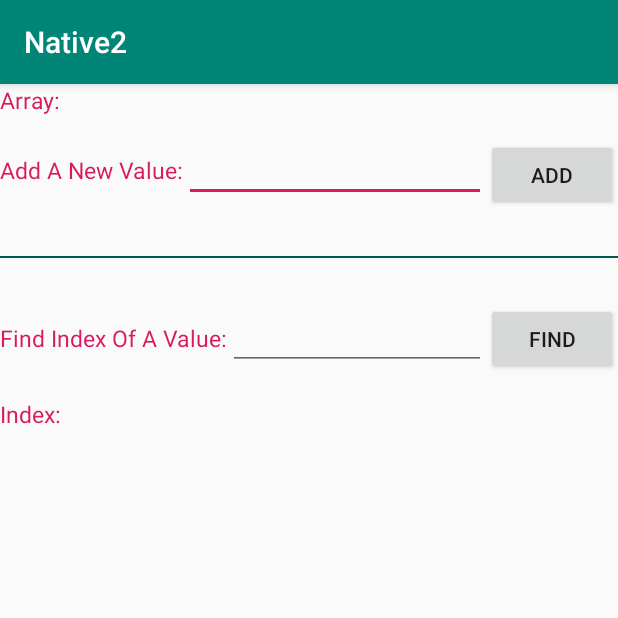
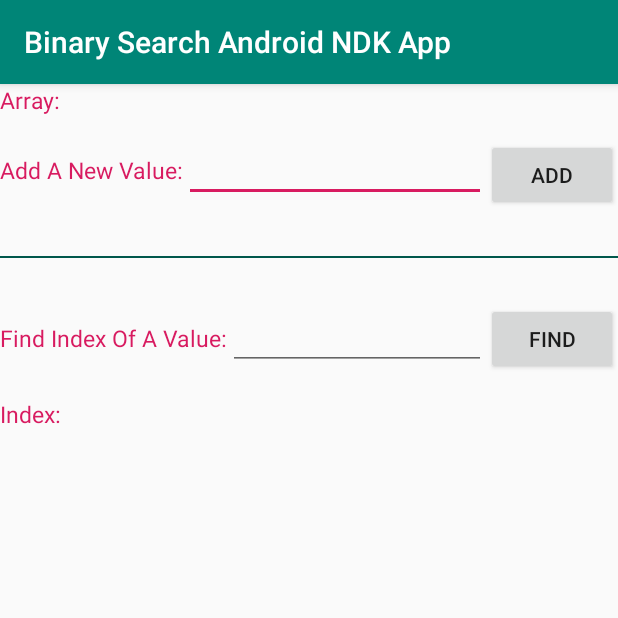
Before and after one commit to burhanelgun/Android-NDK-Binary-Search-App, an Android app: the screen it shows after launch (MainActivity), on a phone screen of 412 x 824 dp, the top half of it. Run offline under Robolectric (Android 15) with nearby library versions, the phone set to English and light mode, and no system bars; 1 statement that could not run was skipped.

Commit message:
first commit

```diff
--- a/app/src/main/java/com/example/native2/MainActivity.java
+++ b/app/src/main/java/com/example/native2/MainActivity.java
@@ -31,7 +31,7 @@
     protected void onCreate(Bundle savedInstanceState) {
         super.onCreate(savedInstanceState);
         setContentView(R.layout.activity_main);
-
+        getSupportActionBar().setTitle("Binary Search Android NDK App");
 
         arr=new ArrayList();
         arrTextView = findViewById(R.id.arrTextView);
```
